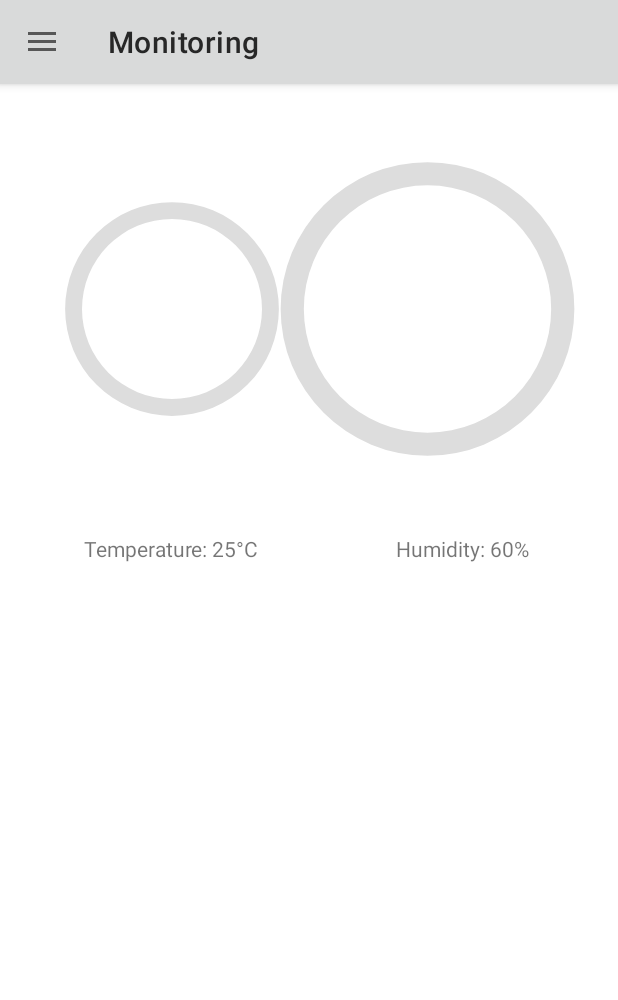
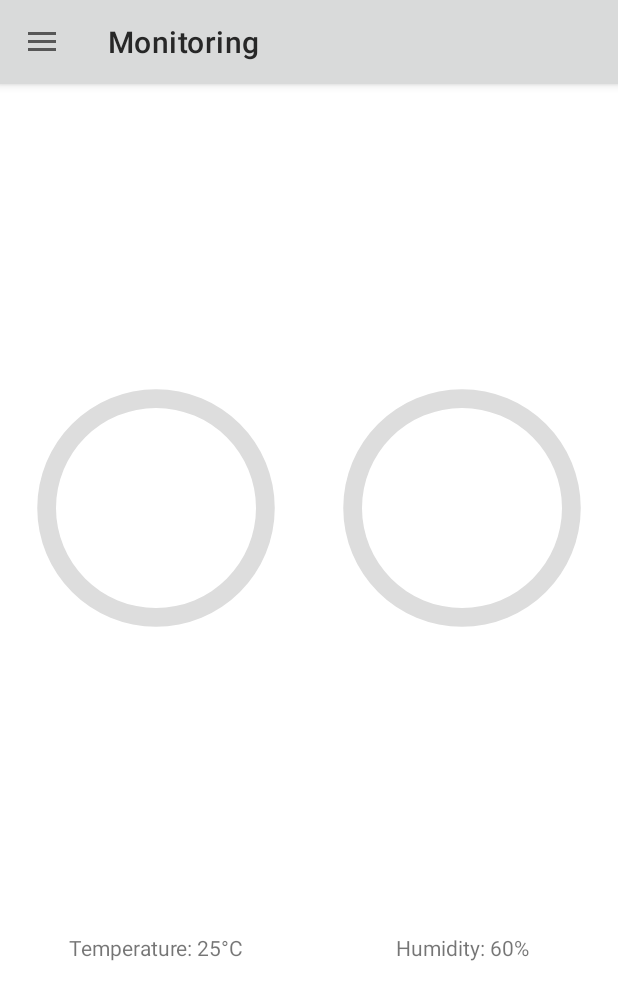
Before and after one commit to Chimmylan/QRAviary.Ver1, an Android app: the MonitoringFragment screen opened directly, with no data from a screen before it, on a phone screen of 412 x 824 dp. Shown: the top 1000 px of the screen. Run offline under Robolectric (Android 15) with nearby library versions, the phone set to English and light mode, and no system bars; our stand-ins replace Firebase (no records; nobody signed in at launch, a user with empty details on screens opened directly).

Commit message:
layoutmonitoring

```diff
--- a/app/src/main/res/layout/fragment_monitoring.xml
+++ b/app/src/main/res/layout/fragment_monitoring.xml
@@ -8,75 +8,65 @@
     <ProgressBar
         android:id="@+id/progress_bar"
         style="@style/CircularDeterminateProgressBar"
-        android:layout_width="0dp"
-        android:layout_height="0dp"
-        android:layout_marginStart="4dp"
-        android:layout_marginTop="50dp"
-        android:layout_marginEnd="83dp"
-        android:layout_marginBottom="50dp"
+        android:layout_width="200dp"
+        android:layout_height="200dp"
+        app:layout_constraintStart_toStartOf="parent"
+        app:layout_constraintEnd_toStartOf="@+id/progress_bar2"
+        app:layout_constraintTop_toTopOf="parent"
         app:layout_constraintBottom_toTopOf="@+id/temperature_text_view"
-        app:layout_constraintEnd_toStartOf="@+id/text_view_progress2"
-        app:layout_constraintStart_toStartOf="parent"
-        app:layout_constraintTop_toTopOf="parent"
         tools:progress="25" />
 
     <TextView
         android:id="@+id/text_view_progress"
         android:layout_width="wrap_content"
         android:layout_height="wrap_content"
-        android:layout_marginStart="80dp"
-        android:layout_marginEnd="81dp"
         android:textAppearance="@style/TextAppearance.AppCompat.Large"
-        app:layout_constraintBottom_toBottomOf="@+id/text_view_progress2"
-        app:layout_constraintEnd_toStartOf="@+id/progress_bar2"
-        app:layout_constraintStart_toStartOf="parent"
-        app:layout_constraintTop_toTopOf="@+id/text_view_progress2"
+        app:layout_constraintStart_toStartOf="@+id/progress_bar"
+        app:layout_constraintEnd_toEndOf="@+id/progress_bar"
+        app:layout_constraintTop_toTopOf="@+id/progress_bar"
+        app:layout_constraintBottom_toBottomOf="@+id/progress_bar"
         tools:text="25°C" />
 
     <TextView
         android:id="@+id/temperature_text_view"
         android:layout_width="wrap_content"
         android:layout_height="wrap_content"
-        android:layout_marginTop="300dp"
         android:text="Temperature: 25°C"
+        app:layout_constraintStart_toStartOf="@+id/progress_bar"
         app:layout_constraintEnd_toEndOf="@+id/progress_bar"
-        app:layout_constraintStart_toStartOf="@+id/progress_bar"
-        app:layout_constraintTop_toTopOf="parent" />
+        app:layout_constraintTop_toBottomOf="@+id/progress_bar"
+        app:layout_constraintBottom_toBottomOf="parent" />
 
     <ProgressBar
         android:id="@+id/progress_bar2"
         style="@style/CircularDeterminateProgressBar"
-        android:layout_width="0dp"
-        android:layout_height="0dp"
-        android:layout_marginEnd="3dp"
-        app:layout_constraintBottom_toBottomOf="@+id/progress_bar"
+        android:layout_width="200dp"
+        android:layout_height="200dp"
+        app:layout_constraintStart_toEndOf="@+id/progress_bar"
         app:layout_constraintEnd_toEndOf="parent"
-        app:layout_constraintStart_toEndOf="@+id/text_view_progress"
-        app:layout_constraintTop_toTopOf="@+id/progress_bar"
+        app:layout_constraintTop_toTopOf="parent"
+        app:layout_constraintBottom_toTopOf="@+id/humidity_text_view"
         tools:progress="60" />
 
     <TextView
         android:id="@+id/text_view_progress2"
         android:layout_width="wrap_content"
         android:layout_height="wrap_content"
-        android:layout_marginEnd="83dp"
         android:textAppearance="@style/TextAppearance.AppCompat.Large"
+        app:layout_constraintStart_toStartOf="@+id/progress_bar2"
+        app:layout_constraintEnd_toEndOf="@+id/progress_bar2"
+        app:layout_constraintTop_toTopOf="@+id/progress_bar2"
         app:layout_constraintBottom_toBottomOf="@+id/progress_bar2"
-        app:layout_constraintEnd_toEndOf="parent"
-        app:layout_constraintStart_toEndOf="@+id/progress_bar"
-        app:layout_constraintTop_toTopOf="@+id/progress_bar2"
         tools:text="60%" />
 
     <TextView
         android:id="@+id/humidity_text_view"
         android:layout_width="wrap_content"
         android:layout_height="wrap_content"
-        android:layout_marginStart="59dp"
-        android:layout_marginTop="50dp"
-        android:layout_marginEnd="59dp"
         android:text="Humidity: 60%"
-        app:layout_constraintEnd_toEndOf="parent"
-        app:layout_constraintStart_toEndOf="@+id/progress_bar"
-        app:layout_constraintTop_toBottomOf="@+id/progress_bar2" />
+        app:layout_constraintStart_toStartOf="@+id/progress_bar2"
+        app:layout_constraintEnd_toEndOf="@+id/progress_bar2"
+        app:layout_constraintTop_toBottomOf="@+id/progress_bar2"
+        app:layout_constraintBottom_toBottomOf="parent" />
 
 </androidx.constraintlayout.widget.ConstraintLayout>
```
